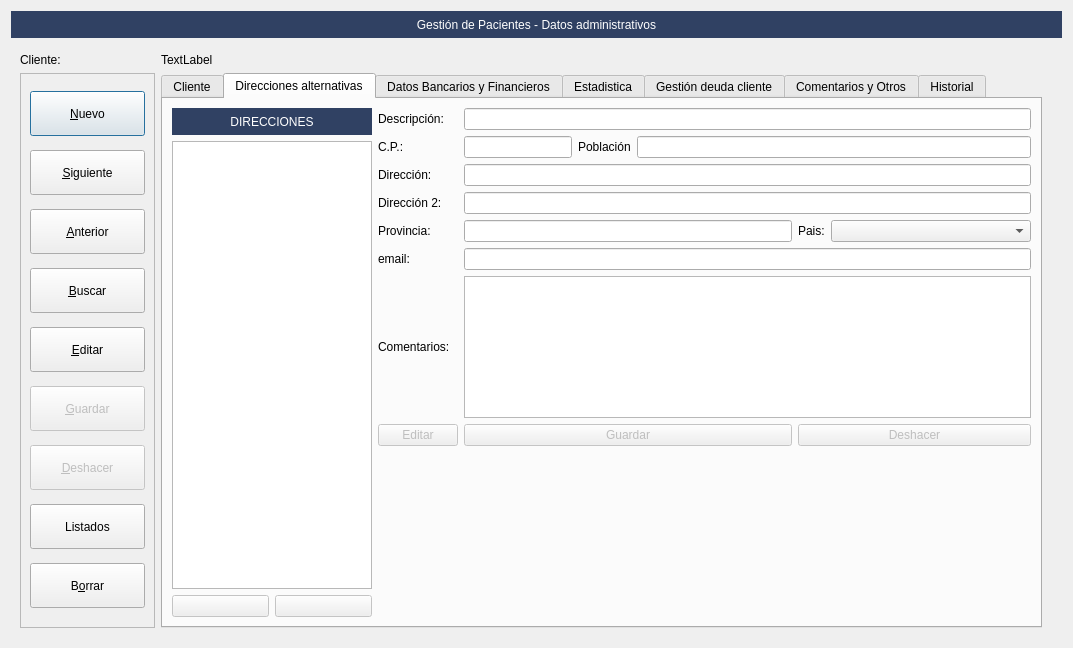
First picture: the form in Zona_Pacientes/frmClientes.ui, repository arcnexus/RedFoX, before the edit.
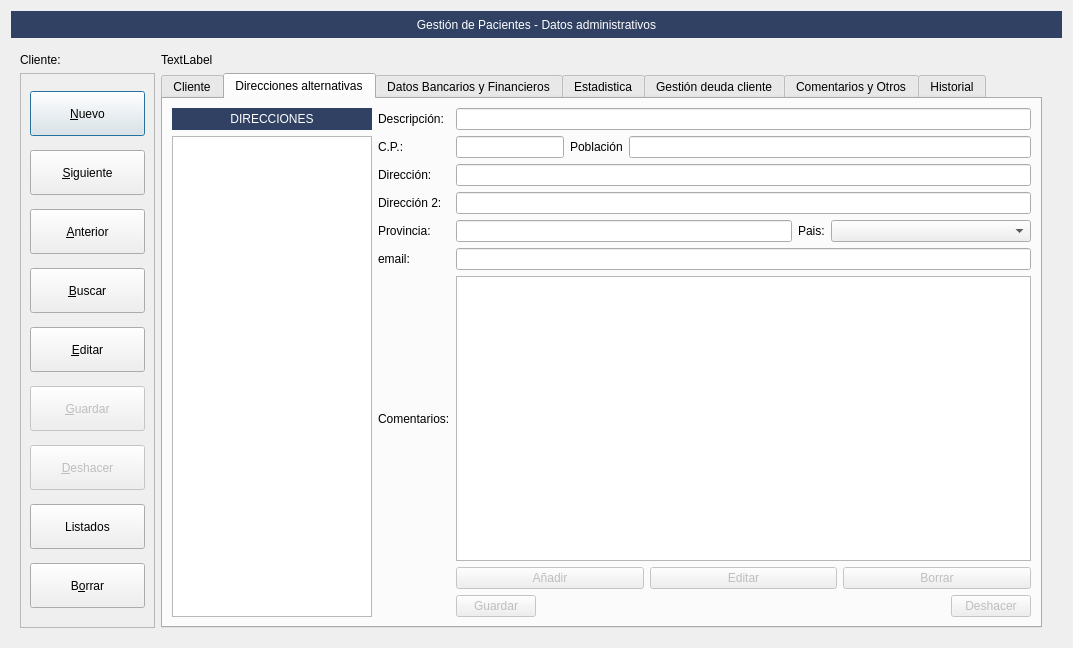
Second picture: the form after the edit. The open tabs and pages were chosen to show the change. Icons and pictures are not drawn. Custom widgets are drawn as their Qt base class.

Commit message: Revision de Direccion alternativa @Clientes

```diff
--- a/Zona_Pacientes/frmClientes.ui
+++ b/Zona_Pacientes/frmClientes.ui
@@ -1039,7 +1039,37 @@
            <string>Direcciones alternativas</string>
           </attribute>
           <layout class="QGridLayout" name="gridLayout">
-           <item row="1" column="0" rowspan="2" colspan="2">
+           <item row="0" column="0">
+            <widget class="QLabel" name="label_7">
+             <property name="maximumSize">
+              <size>
+               <width>16777215</width>
+               <height>27</height>
+              </size>
+             </property>
+             <property name="styleSheet">
+              <string notr="true">background: #304163;
+color: rgb(255,255,255);</string>
+             </property>
+             <property name="text">
+              <string>DIRECCIONES</string>
+             </property>
+             <property name="alignment">
+              <set>Qt::AlignCenter</set>
+             </property>
+            </widget>
+           </item>
+           <item row="0" column="1">
+            <widget class="QLabel" name="label_6">
+             <property name="text">
+              <string>Descripción:</string>
+             </property>
+            </widget>
+           </item>
+           <item row="0" column="2">
+            <widget class="QLineEdit" name="txtdescripcion_direccion"/>
+           </item>
+           <item row="1" column="0" rowspan="8">
             <widget class="QListView" name="lista_direccionesAlternativas">
              <property name="maximumSize">
               <size>
@@ -1061,68 +1091,134 @@
              </property>
             </widget>
            </item>
-           <item row="3" column="1">
-            <widget class="QPushButton" name="btnBorrardireccion">
-             <property name="enabled">
-              <bool>false</bool>
-             </property>
-             <property name="toolTip">
-              <string>Borrar una dirección alternativa</string>
-             </property>
+           <item row="1" column="1">
+            <widget class="QLabel" name="label_29">
              <property name="text">
-              <string/>
-             </property>
-             <property name="icon">
-              <iconset resource="../maya.qrc">
-               <normaloff>:/Icons/PNG/Delete.png</normaloff>:/Icons/PNG/Delete.png</iconset>
-             </property>
-             <property name="iconSize">
-              <size>
-               <width>16</width>
-               <height>16</height>
-              </size>
+              <string>C.P.:</string>
              </property>
             </widget>
            </item>
-           <item row="3" column="0">
-            <widget class="QPushButton" name="btnAnadirdireccion">
-             <property name="enabled">
-              <bool>false</bool>
-             </property>
-             <property name="toolTip">
-              <string>Añadir nueva dirección alternativa</string>
-             </property>
+           <item row="1" column="2">
+            <layout class="QHBoxLayout" name="horizontalLayout_13">
+             <item>
+              <widget class="QLineEdit" name="txtcpPoblacionAlternativa">
+               <property name="sizePolicy">
+                <sizepolicy hsizetype="Fixed" vsizetype="Fixed">
+                 <horstretch>0</horstretch>
+                 <verstretch>0</verstretch>
+                </sizepolicy>
+               </property>
+              </widget>
+             </item>
+             <item>
+              <widget class="QLabel" name="label_66">
+               <property name="text">
+                <string>Población</string>
+               </property>
+              </widget>
+             </item>
+             <item>
+              <widget class="QLineEdit" name="txtpoblacionAlternativa"/>
+             </item>
+            </layout>
+           </item>
+           <item row="2" column="1">
+            <widget class="QLabel" name="label_27">
              <property name="text">
-              <string/>
-             </property>
-             <property name="icon">
-              <iconset resource="../maya.qrc">
-               <normaloff>:/Icons/PNG/add.png</normaloff>:/Icons/PNG/add.png</iconset>
-             </property>
-             <property name="iconSize">
-              <size>
-               <width>16</width>
-               <height>16</height>
-              </size>
+              <string>Dirección:</string>
              </property>
             </widget>
            </item>
            <item row="2" column="2">
-            <spacer name="verticalSpacer">
-             <property name="orientation">
-              <enum>Qt::Vertical</enum>
+            <widget class="QLineEdit" name="txtdireccion1Alternativa1"/>
+           </item>
+           <item row="3" column="1">
+            <widget class="QLabel" name="label_28">
+             <property name="text">
+              <string>Dirección 2:</string>
              </property>
-             <property name="sizeHint" stdset="0">
-              <size>
-               <width>20</width>
-               <height>40</height>
-              </size>
+            </widget>
+           </item>
+           <item row="3" column="2">
+            <widget class="QLineEdit" name="txtdireccion1Alternativa2"/>
+           </item>
+           <item row="4" column="1">
+            <widget class="QLabel" name="label_30">
+             <property name="text">
+              <string>Provincia:</string>
              </property>
-            </spacer>
+            </widget>
            </item>
-           <item row="0" column="2" rowspan="2">
-            <layout class="QGridLayout" name="gridLayout_4">
-             <item row="8" column="0">
+           <item row="4" column="2">
+            <layout class="QHBoxLayout" name="horizontalLayout">
+             <item>
+              <widget class="QLineEdit" name="txtprovinciaAlternativa"/>
+             </item>
+             <item>
+              <widget class="QLabel" name="label_31">
+               <property name="text">
+                <string>Pais:</string>
+               </property>
+              </widget>
+             </item>
+             <item>
+              <widget class="QComboBox" name="cbopaisAlternativa">
+               <property name="minimumSize">
+                <size>
+                 <width>200</width>
+                 <height>0</height>
+                </size>
+               </property>
+              </widget>
+             </item>
+            </layout>
+           </item>
+           <item row="5" column="1">
+            <widget class="QLabel" name="label_64">
+             <property name="text">
+              <string>email:</string>
+             </property>
+            </widget>
+           </item>
+           <item row="5" column="2">
+            <widget class="QLineEdit" name="txtemail_alternativa"/>
+           </item>
+           <item row="6" column="1">
+            <widget class="QLabel" name="label_86">
+             <property name="text">
+              <string>Comentarios:</string>
+             </property>
+            </widget>
+           </item>
+           <item row="6" column="2">
+            <widget class="QTextEdit" name="txtcomentarios_alternativa"/>
+           </item>
+           <item row="7" column="2">
+            <layout class="QHBoxLayout" name="horizontalLayout_2">
+             <item>
+              <widget class="QPushButton" name="btnAnadirdireccion">
+               <property name="enabled">
+                <bool>false</bool>
+               </property>
+               <property name="toolTip">
+                <string>Añadir nueva dirección alternativa</string>
+               </property>
+               <property name="text">
+                <string>Añadir</string>
+               </property>
+               <property name="icon">
+                <iconset resource="../maya.qrc">
+                 <normaloff>:/Icons/PNG/add.png</normaloff>:/Icons/PNG/add.png</iconset>
+               </property>
+               <property name="iconSize">
+                <size>
+                 <width>16</width>
+                 <height>16</height>
+                </size>
+               </property>
+              </widget>
+             </item>
+             <item>
               <widget class="QPushButton" name="btnEditardireccionAlternativa">
                <property name="enabled">
                 <bool>false</bool>
@@ -1136,7 +1232,34 @@
                </property>
               </widget>
              </item>
-             <item row="8" column="1">
+             <item>
+              <widget class="QPushButton" name="btnBorrardireccion">
+               <property name="enabled">
+                <bool>false</bool>
+               </property>
+               <property name="toolTip">
+                <string>Borrar una dirección alternativa</string>
+               </property>
+               <property name="text">
+                <string>Borrar</string>
+               </property>
+               <property name="icon">
+                <iconset resource="../maya.qrc">
+                 <normaloff>:/Icons/PNG/Delete.png</normaloff>:/Icons/PNG/Delete.png</iconset>
+               </property>
+               <property name="iconSize">
+                <size>
+                 <width>16</width>
+                 <height>16</height>
+                </size>
+               </property>
+              </widget>
+             </item>
+            </layout>
+           </item>
+           <item row="8" column="2">
+            <layout class="QHBoxLayout" name="horizontalLayout_4">
+             <item>
               <widget class="QPushButton" name="btnGuardardireccionAlternativa">
                <property name="enabled">
                 <bool>false</bool>
@@ -1150,10 +1273,20 @@
                </property>
               </widget>
              </item>
-             <item row="3" column="1" colspan="4">
-              <widget class="QLineEdit" name="txtdireccion1Alternativa2"/>
+             <item>
+              <spacer name="horizontalSpacer">
+               <property name="orientation">
+                <enum>Qt::Horizontal</enum>
+               </property>
+               <property name="sizeHint" stdset="0">
+                <size>
+                 <width>40</width>
+                 <height>20</height>
+                </size>
+               </property>
+              </spacer>
              </item>
-             <item row="8" column="2" colspan="3">
+             <item>
               <widget class="QPushButton" name="btnDeshacerdireccionAlternativa">
                <property name="enabled">
                 <bool>false</bool>
@@ -1167,133 +1300,8 @@
                </property>
               </widget>
              </item>
-             <item row="6" column="1" colspan="4">
-              <widget class="QLineEdit" name="txtemail_alternativa"/>
-             </item>
-             <item row="6" column="0">
-              <widget class="QLabel" name="label_64">
-               <property name="text">
-                <string>email:</string>
-               </property>
-              </widget>
-             </item>
-             <item row="0" column="1" colspan="4">
-              <widget class="QLineEdit" name="txtdescripcion_direccion"/>
-             </item>
-             <item row="7" column="1" colspan="4">
-              <widget class="QTextEdit" name="txtcomentarios_alternativa"/>
-             </item>
-             <item row="7" column="0">
-              <widget class="QLabel" name="label_86">
-               <property name="text">
-                <string>Comentarios:</string>
-               </property>
-              </widget>
-             </item>
-             <item row="3" column="0">
-              <widget class="QLabel" name="label_28">
-               <property name="text">
-                <string>Dirección 2:</string>
-               </property>
-              </widget>
-             </item>
-             <item row="0" column="0">
-              <widget class="QLabel" name="label_6">
-               <property name="text">
-                <string>Descripción:</string>
-               </property>
-              </widget>
-             </item>
-             <item row="2" column="1" colspan="4">
-              <widget class="QLineEdit" name="txtdireccion1Alternativa1"/>
-             </item>
-             <item row="2" column="0">
-              <widget class="QLabel" name="label_27">
-               <property name="text">
-                <string>Dirección:</string>
-               </property>
-              </widget>
-             </item>
-             <item row="1" column="0">
-              <widget class="QLabel" name="label_29">
-               <property name="text">
-                <string>C.P.:</string>
-               </property>
-              </widget>
-             </item>
-             <item row="4" column="0">
-              <widget class="QLabel" name="label_30">
-               <property name="text">
-                <string>Provincia:</string>
-               </property>
-              </widget>
-             </item>
-             <item row="4" column="1">
-              <widget class="QLineEdit" name="txtprovinciaAlternativa"/>
-             </item>
-             <item row="4" column="2">
-              <widget class="QLabel" name="label_31">
-               <property name="text">
-                <string>Pais:</string>
-               </property>
-              </widget>
-             </item>
-             <item row="4" column="3" colspan="2">
-              <widget class="QComboBox" name="cbopaisAlternativa">
-               <property name="minimumSize">
-                <size>
-                 <width>200</width>
-                 <height>0</height>
-                </size>
-               </property>
-              </widget>
-             </item>
-             <item row="1" column="1" colspan="4">
-              <layout class="QHBoxLayout" name="horizontalLayout_13">
-               <item>
-                <widget class="QLineEdit" name="txtcpPoblacionAlternativa">
-                 <property name="sizePolicy">
-                  <sizepolicy hsizetype="Fixed" vsizetype="Fixed">
-                   <horstretch>0</horstretch>
-                   <verstretch>0</verstretch>
-                  </sizepolicy>
-                 </property>
-                </widget>
-               </item>
-               <item>
-                <widget class="QLabel" name="label_66">
-                 <property name="text">
-                  <string>Población</string>
-                 </property>
-                </widget>
-               </item>
-               <item>
-                <widget class="QLineEdit" name="txtpoblacionAlternativa"/>
-               </item>
-              </layout>
-             </item>
             </layout>
            </item>
-           <item row="0" column="0" colspan="2">
-            <widget class="QLabel" name="label_7">
-             <property name="maximumSize">
-              <size>
-               <width>16777215</width>
-               <height>27</height>
-              </size>
-             </property>
-             <property name="styleSheet">
-              <string notr="true">background: #304163;
-color: rgb(255,255,255);</string>
-             </property>
-             <property name="text">
-              <string>DIRECCIONES</string>
-             </property>
-             <property name="alignment">
-              <set>Qt::AlignCenter</set>
-             </property>
-            </widget>
-           </item>
           </layout>
          </widget>
          <widget class="QWidget" name="tab_Datos_bancarios_financieros">
```
Left out of the diff: 196 changed lines with no effect on the pictures. The commit also changes 3 other files.
